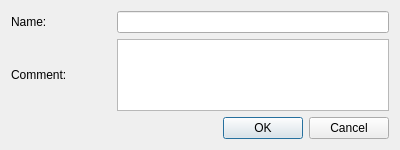
Qt form OrmasAdmin/OrmasAdmin/CreateRoleDlg.ui (Dalerjon/TheOrmasProejct) before a commit.
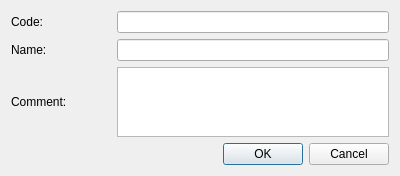
The same form after that commit.

The edit to the form file:
```diff
--- a/OrmasAdmin/OrmasAdmin/CreateRoleDlg.ui
+++ b/OrmasAdmin/OrmasAdmin/CreateRoleDlg.ui
@@ -7,7 +7,7 @@
     <x>0</x>
     <y>0</y>
     <width>400</width>
-    <height>150</height>
+    <height>176</height>
    </rect>
   </property>
   <property name="windowTitle">
@@ -32,7 +32,7 @@
    <property name="bottomMargin">
     <number>11</number>
    </property>
-   <item row="0" column="0">
+   <item row="1" column="0">
     <widget class="QLabel" name="nameLb">
      <property name="minimumSize">
       <size>
@@ -45,21 +45,21 @@
      </property>
     </widget>
    </item>
-   <item row="1" column="0">
+   <item row="1" column="1">
+    <widget class="QLineEdit" name="nameEdit">
+     <property name="toolTip">
+      <string>&lt;html&gt;&lt;head/&gt;&lt;body&gt;&lt;p&gt;For example: client&lt;/p&gt;&lt;/body&gt;&lt;/html&gt;</string>
+     </property>
+    </widget>
+   </item>
+   <item row="2" column="0">
     <widget class="QLabel" name="label_2">
      <property name="text">
       <string>Comment:</string>
      </property>
     </widget>
    </item>
-   <item row="0" column="1">
-    <widget class="QLineEdit" name="nameEdit">
-     <property name="toolTip">
-      <string>Must not be empty</string>
-     </property>
-    </widget>
-   </item>
-   <item row="2" column="0" colspan="2">
+   <item row="3" column="0" colspan="2">
     <layout class="QHBoxLayout" name="horizontalLayout">
      <item>
       <spacer name="horizontalSpacer">
@@ -90,10 +90,24 @@
      </item>
     </layout>
    </item>
-   <item row="1" column="1">
+   <item row="2" column="1">
     <widget class="QTextEdit" name="commentTextEdit">
      <property name="toolTip">
-      <string>Can leave it an empty</string>
+      <string>&lt;html&gt;&lt;head/&gt;&lt;body&gt;&lt;p&gt;Does not mandatory field&lt;/p&gt;&lt;/body&gt;&lt;/html&gt;</string>
+     </property>
+    </widget>
+   </item>
+   <item row="0" column="0">
+    <widget class="QLabel" name="codeLb">
+     <property name="text">
+      <string>Code:</string>
+     </property>
+    </widget>
+   </item>
+   <item row="0" column="1">
+    <widget class="QLineEdit" name="codeEdit">
+     <property name="toolTip">
+      <string>&lt;html&gt;&lt;head/&gt;&lt;body&gt;&lt;p&gt;For example: CLIENT&lt;/p&gt;&lt;/body&gt;&lt;/html&gt;</string>
      </property>
     </widget>
    </item>
```
Left out of the diff: 7 changed lines with no effect on the pictures.
